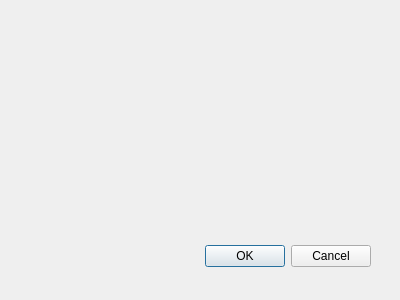
Above: projekteauswahl.ui from BlockchainVotingOrganisation/bvs_gui before the change. Below: the same form after it.
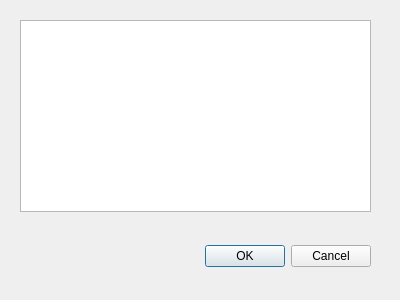
That is the form after the change.

What changed in the file:
```diff
--- a/projekteauswahl.ui
+++ b/projekteauswahl.ui
@@ -29,6 +29,16 @@
     <set>QDialogButtonBox::Cancel|QDialogButtonBox::Ok</set>
    </property>
   </widget>
+  <widget class="QListWidget" name="listWidget">
+   <property name="geometry">
+    <rect>
+     <x>20</x>
+     <y>20</y>
+     <width>351</width>
+     <height>192</height>
+    </rect>
+   </property>
+  </widget>
  </widget>
  <resources/>
  <connections>
```
